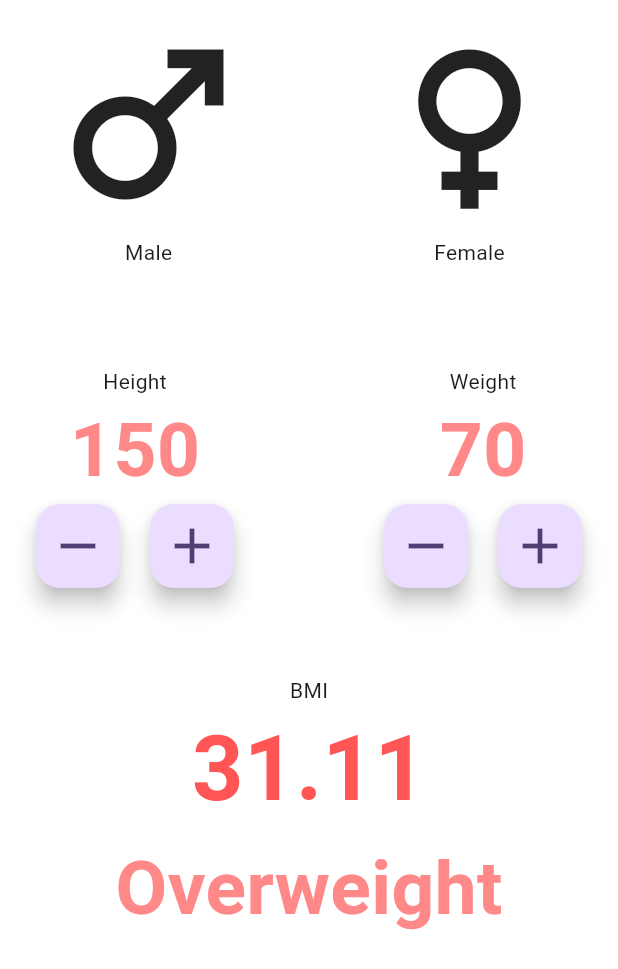
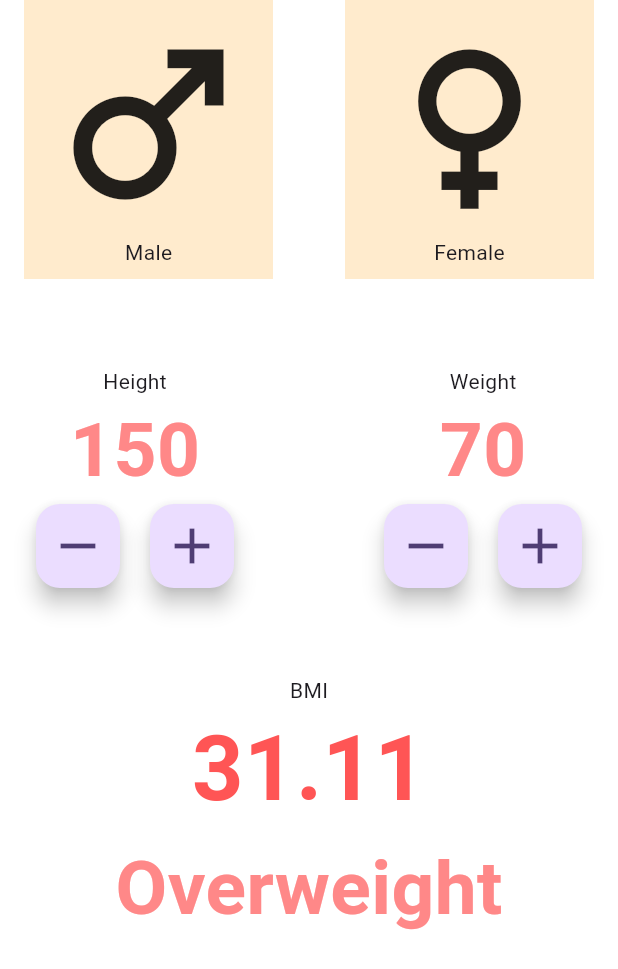
Before and after one commit to JanudaBethmin/Flutter-BMI-Calculator, a Flutter app: the screen it shows after launch, on a phone screen of 412 x 824 dp. Shown: the top 969 px of the screen. Run offline on Flutter 3.47's test engine with Material 3 defaults, Android fonts, the phone set to English and light mode, and no system bars.

Commit message:
changed some errors

```diff
--- a/lib/main_page.dart
+++ b/lib/main_page.dart
@@ -29,12 +29,14 @@ class _MainPageState extends State<MainPage> {
           color: Colors.white,
           child: Column(
             children: [
-              const Row(
+              Row(
                 children: [
-                  // Warpped by a padding widget
-                  Padding(
-                    padding: EdgeInsets.all(8.0),
-                    child: Column(
+                  // Warpped by a padding widget -> Changed to Container. No prob becuase it also has a padding attribute.
+                  Container(
+                    // To minimize the color .withAlpha
+                    color: Colors.orange.withAlpha(50),
+                    padding: const EdgeInsets.all(8.0),
+                    child: const Column(
                       children: [
                         // You can use FontAwesome icons, Material icons etc. here
                         Icon(Icons.male, size: 150),
@@ -42,11 +44,13 @@ class _MainPageState extends State<MainPage> {
                       ],
                     ),
                   ),
-                  Spacer(), // Creates a space between widgets while getting the maximum space as it can get.
-                  // Warpped by a padding widget
-                  Padding(
-                    padding: EdgeInsets.all(8.0),
-                    child: Column(
+                  const Spacer(), // Creates a space between widgets while getting the maximum space as it can get.
+                  // Warpped by a padding widget -> Changed to Container. No prob becuase it also has a padding attribute.
+                  Container(
+                    // To minimize the color .withAlpha
+                    color: Colors.orange.withAlpha(50),
+                    padding: const EdgeInsets.all(8.0),
+                    child: const Column(
                       children: [
                         Icon(Icons.female, size: 150),
                         Text("Female"),
```
